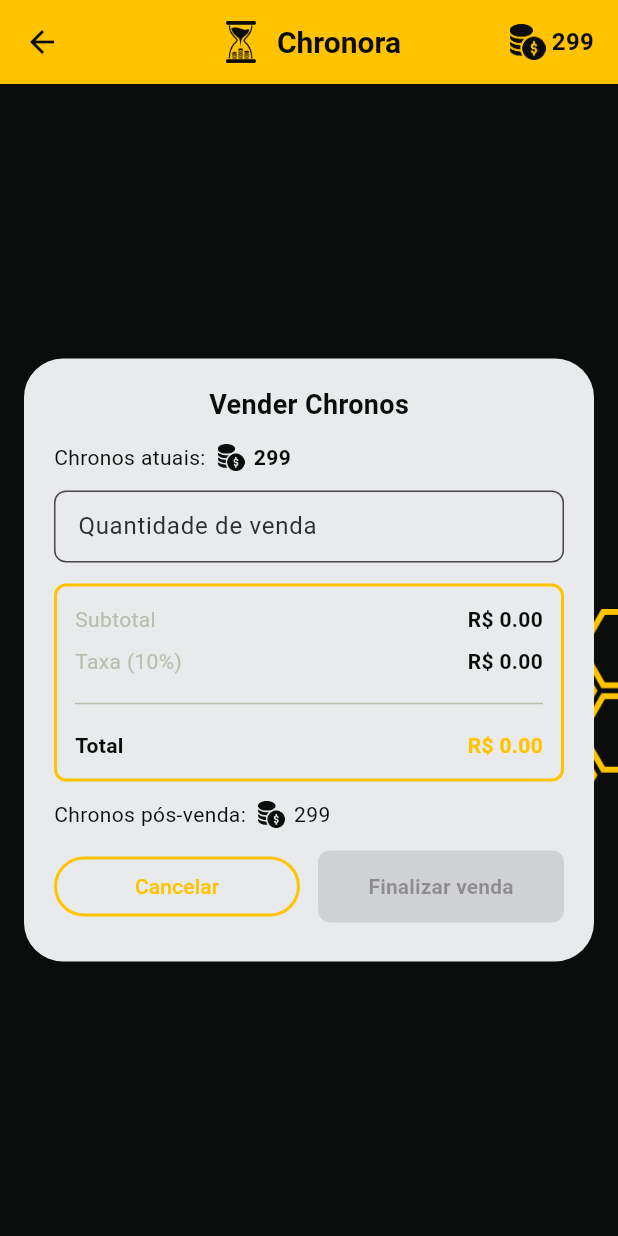
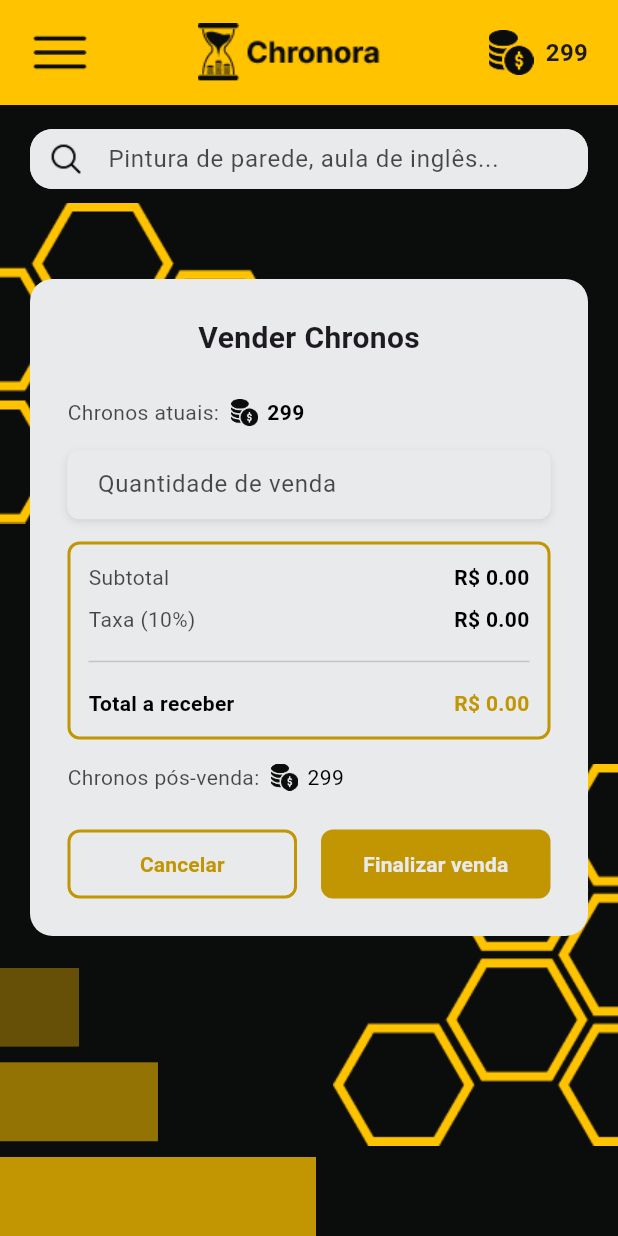
Before and after one commit to Chronora-ADS/Chronora-Flutter, a Flutter app: the SellChronosPage screen opened by its route, on a phone screen of 412 x 824 dp. Run offline on Flutter 3.47's test engine with Material 3 defaults, Android fonts, the phone set to English and light mode, and no system bars; our stand-ins replace file_picker, shared_preferences; accounts and stored records are empty.

Commit message:
Transição da tela de compra e venda para tela inicial

```diff
--- a/lib/pages/buy_chronos/buy_chronos_page.dart
+++ b/lib/pages/buy_chronos/buy_chronos_page.dart
@@ -1,6 +1,8 @@
 import 'package:flutter/material.dart';
 import 'package:provider/provider.dart';
 import '../../core/constants/app_colors.dart';
+import '../../widgets/side_menu.dart';
+import '../../widgets/wallet_modal.dart';
 import 'buy_chronos_controller.dart';
 
 class BuyChronosPage extends StatefulWidget {
@@ -11,12 +13,34 @@ class BuyChronosPage extends StatefulWidget {
 }
 
 class _BuyChronosPageState extends State<BuyChronosPage> {
+  bool _isDrawerOpen = false;
+  bool _isWalletOpen = false;
+
   @override
   void initState() {
     super.initState();
     WidgetsBinding.instance.addPostFrameCallback((_) {
       Provider.of<BuyChronosController>(context, listen: false)
           .initializeInitialValues();
+    });
+  }
+
+  void _toggleDrawer() {
+    setState(() {
+      _isDrawerOpen = !_isDrawerOpen;
+    });
+  }
+
+  void _openWallet() {
+    setState(() {
+      _isDrawerOpen = false;
+      _isWalletOpen = true;
+    });
+  }
+
+  void _closeWallet() {
+    setState(() {
+      _isWalletOpen = false;
     });
   }
 
@@ -124,12 +148,15 @@ class _BuyChronosPageState extends State<BuyChronosPage> {
         children: [
           Padding(
             padding: const EdgeInsets.only(left: 20),
+            child: GestureDetector(
+              onTap: _toggleDrawer,
               child: Image.asset(
                 'assets/img/Menu.png',
                 width: 40,
                 height: 40,
                 errorBuilder: (context, error, stackTrace) =>
                   const Icon(Icons.menu, size: 30),
+              ),
             ),
           ),
 
@@ -415,8 +442,7 @@ class _BuyChronosPageState extends State<BuyChronosPage> {
   Widget build(BuildContext context) {
     return Scaffold(
       backgroundColor: const Color(0xFF0B0C0C),
-      body: SafeArea(
-        child: Stack(
+      body: Stack(
         children: [
           // Background images
           _buildBackgroundImages(),
@@ -448,8 +474,57 @@ class _BuyChronosPageState extends State<BuyChronosPage> {
               ),
             ],
           ),
+
+          // Menu lateral
+          if (_isDrawerOpen)
+            Positioned(
+              top: 70, // Altura do header
+              left: 0,
+              right: 0,
+              bottom: 0,
+              child: Container(
+                color: Colors.black.withOpacity(0.5),
+                child: Row(
+                  children: [
+                    SizedBox(
+                      width: MediaQuery.of(context).size.width * 0.6,
+                      child: SideMenu(
+                        onWalletPressed: _openWallet,
+                      ),
+                    ),
+                    Expanded(
+                      child: GestureDetector(
+                        onTap: _toggleDrawer,
+                        child: Container(
+                          color: Colors.transparent,
+                        ),
+                      ),
+                    ),
                   ],
                 ),
+              ),
+            ),
+
+          // Modal da Carteira
+          if (_isWalletOpen)
+            Positioned(
+              top: 0,
+              left: 0,
+              right: 0,
+              bottom: 0,
+              child: Container(
+                color: Colors.black.withOpacity(0.5),
+                child: Center(
+                  child: Padding(
+                    padding: const EdgeInsets.all(20),
+                    child: WalletModal(
+                      onClose: _closeWallet,
+                    ),
+                  ),
+                ),
+              ),
+            ),
+        ],
       ),
     );
   }
--- a/lib/pages/sell_chronos/sell_chronos_page.dart
+++ b/lib/pages/sell_chronos/sell_chronos_page.dart
@@ -1,7 +1,8 @@
 import 'package:flutter/material.dart';
 import 'package:provider/provider.dart';
 import '../../core/constants/app_colors.dart';
-import '../../widgets/backgrounds/background_default_widget.dart';
+import '../../widgets/side_menu.dart';
+import '../../widgets/wallet_modal.dart';
 import 'sell_chronos_controller.dart';
 
 class SellChronosPage extends StatefulWidget {
@@ -12,12 +13,34 @@ class SellChronosPage extends StatefulWidget {
 }
 
 class _SellChronosPageState extends State<SellChronosPage> {
+  bool _isDrawerOpen = false;
+  bool _isWalletOpen = false;
+
   @override
   void initState() {
     super.initState();
     WidgetsBinding.instance.addPostFrameCallback((_) {
       Provider.of<SellChronosController>(context, listen: false)
           .initializeInitialValues();
+    });
+  }
+
+  void _toggleDrawer() {
+    setState(() {
+      _isDrawerOpen = !_isDrawerOpen;
+    });
+  }
+
+  void _openWallet() {
+    setState(() {
+      _isDrawerOpen = false;
+      _isWalletOpen = true;
+    });
+  }
+
+  void _closeWallet() {
+    setState(() {
+      _isWalletOpen = false;
     });
   }
 
@@ -80,88 +103,160 @@ class _SellChronosPageState extends State<SellChronosPage> {
     );
   }
 
-  @override
-  Widget build(BuildContext context) {
-    return Scaffold(
-      backgroundColor: AppColors.preto,
-      appBar: AppBar(
-        backgroundColor: AppColors.amareloClaro,
-        centerTitle: true,
-        leading: IconButton(
-          icon: Icon(Icons.arrow_back, color: AppColors.preto),
-          onPressed: () => Navigator.pop(context),
+  Widget _buildBackgroundImages() {
+    return Stack(
+      children: [
+        Positioned(
+          left: 0,
+          top: 135,
+          child: Image.asset(
+            'assets/img/Comb2.png',
+            errorBuilder: (context, error, stackTrace) => const SizedBox(),
           ),
-        title: Row(
-          mainAxisSize: MainAxisSize.min,
-          children: [
-            Image.asset(
-              'assets/img/LogoBackgroundYellow.png',
-              width: 32,
-              height: 32,
         ),
-            const SizedBox(width: 8),
-            const Text(
-              'Chronora',
-              style: TextStyle(
-                fontSize: 20,
-                fontWeight: FontWeight.bold,
-                color: AppColors.preto,
+        Positioned(
+          left: 0,
+          bottom: 0,
+          child: Image.asset(
+            'assets/img/BarAscending.png',
+            width: 210.47,
+            height: 178.9,
+            errorBuilder: (context, error, stackTrace) => const SizedBox(),
+          ),
+        ),
+        Positioned(
+          right: 0,
+          bottom: 60,
+          child: Image.asset(
+            'assets/img/Comb3.png',
+            errorBuilder: (context, error, stackTrace) => const SizedBox(),
           ),
         ),
       ],
+    );
+  }
+
+  Widget _buildHeader() {
+    return Container(
+      width: double.infinity,
+      height: 70,
+      decoration: const BoxDecoration(
+        color: Color(0xFFFFC300),
       ),
-        actions: [
+      child: Row(
+        mainAxisAlignment: MainAxisAlignment.spaceBetween,
+        children: [
+          Padding(
+            padding: const EdgeInsets.only(left: 20),
+            child: GestureDetector(
+              onTap: _toggleDrawer,
+              child: Image.asset(
+                'assets/img/Menu.png',
+                width: 40,
+                height: 40,
+                errorBuilder: (context, error, stackTrace) =>
+                  const Icon(Icons.menu, size: 30),
+              ),
+            ),
+          ),
+
+          Image.asset(
+            'assets/img/LogoHeader.png',
+            width: 125,
+            height: 39,
+            errorBuilder: (context, error, stackTrace) =>
+              const Text('LOGO', style: TextStyle(fontSize: 20, fontWeight: FontWeight.bold)),
+          ),
+
+          Padding(
+            padding: const EdgeInsets.only(right: 20),
+            child: Row(
+              children: [
+                Image.asset(
+                  'assets/img/Coin.png',
+                  width: 30,
+                  height: 30,
+                  errorBuilder: (context, error, stackTrace) =>
+                    const Icon(Icons.monetization_on, size: 25),
+                ),
+                const SizedBox(width: 8),
                 Consumer<SellChronosController>(
                   builder: (context, controller, child) {
-              return Row(
-                children: [
-                  Image.asset('assets/img/Coin.png', width: 24, height: 24),
-                  const SizedBox(width: 4),
-                  Text(
+                    return Text(
                       '${controller.currentBalance}',
                       style: const TextStyle(
                         fontSize: 16,
                         fontWeight: FontWeight.bold,
-                      color: AppColors.preto,
                       ),
-                  ),
-                  const SizedBox(width: 16),
-                ],
                     );
                   },
                 ),
               ],
             ),
-      body: BackgroundDefaultWidget(
-        child: Center(
-          child: SingleChildScrollView(
-            padding: const EdgeInsets.all(16),
-            child: Consumer<SellChronosController>(
-              builder: (context, controller, child) {
-                return ConstrainedBox(
-                  constraints: const BoxConstraints(maxWidth: 380),
-                  child: Container(
+          ),
+        ],
+      ),
+    );
+  }
+
+  Widget _buildSearchBar() {
+    return Container(
+      height: 40,
       decoration: BoxDecoration(
-                      color: AppColors.branco,
-                      borderRadius: BorderRadius.circular(26),
+        borderRadius: BorderRadius.circular(15),
+        color: const Color(0xFFE9EAEC),
       ),
-                    padding: const EdgeInsets.symmetric(horizontal: 20, vertical: 18),
+      child: TextFormField(
+        decoration: InputDecoration(
+          hintText: 'Pintura de parede, aula de inglês...',
+          hintStyle: TextStyle(
+            color: Colors.black.withOpacity(0.7),
+          ),
+          contentPadding: const EdgeInsets.symmetric(horizontal: 16),
+          border: OutlineInputBorder(
+            borderRadius: BorderRadius.circular(15),
+            borderSide: BorderSide.none,
+          ),
+          filled: true,
+          fillColor: const Color(0xFFE9EAEC),
+          prefixIcon: Padding(
+            padding: const EdgeInsets.all(8.0),
+            child: Image.asset(
+              'assets/img/Search.png',
+              width: 20,
+              height: 20,
+              errorBuilder: (context, error, stackTrace) =>
+                const Icon(Icons.search, size: 20),
+            ),
+          ),
+        ),
+        onChanged: (value) {
+          print('Texto da busca: $value');
+        },
+      ),
+    );
+  }
+
+  Widget _buildForm(BuildContext context, SellChronosController controller) {
+    return Container(
+      padding: const EdgeInsets.all(25),
+      decoration: BoxDecoration(
+        color: const Color(0xFFE9EAEC),
+        borderRadius: BorderRadius.circular(15),
+      ),
       child: Column(
-                      mainAxisSize: MainAxisSize.min,
-                      crossAxisAlignment: CrossAxisAlignment.stretch,
+        crossAxisAlignment: CrossAxisAlignment.start,
         children: [
-                        // Título
-                        Center(
+          const Center(
             child: Text(
               'Vender Chronos',
               style: TextStyle(
-                              color: AppColors.preto,
-                              fontSize: 18,
+                fontSize: 20,
                 fontWeight: FontWeight.bold,
               ),
             ),
           ),
-                        const SizedBox(height: 12),
+          const SizedBox(height: 25),
 
           // Saldo atual
           Row(
@@ -169,7 +264,7 @@ class _SellChronosPageState extends State<SellChronosPage> {
               Text(
                 'Chronos atuais:',
                 style: TextStyle(
-                                color: AppColors.preto,
+                  color: Colors.black.withOpacity(0.7),
                   fontSize: 14,
                 ),
               ),
@@ -178,42 +273,59 @@ class _SellChronosPageState extends State<SellChronosPage> {
               const SizedBox(width: 6),
               Text(
                 '${controller.currentBalance}',
-                              style: TextStyle(
-                                color: AppColors.preto,
+                style: const TextStyle(
+                  color: Colors.black,
                   fontWeight: FontWeight.bold,
                 ),
               ),
             ],
           ),
-                        const SizedBox(height: 12),
+          const SizedBox(height: 15),
 
-                        // Campo de quantidade de venda
-                        TextField(
+          // Campo de quantidade
+          Container(
+            height: 46,
+            decoration: BoxDecoration(
+              color: const Color(0xFFE9EAEC),
+              borderRadius: BorderRadius.circular(8),
+              boxShadow: [
+                BoxShadow(
+                  color: Colors.grey.withOpacity(0.3),
+                  blurRadius: 4,
+                  offset: const Offset(0, 2),
+                ),
+              ],
+            ),
+            child: TextField(
               controller: controller.amountController,
               onChanged: controller.updateSellAmount,
               keyboardType: TextInputType.number,
-                          style: TextStyle(color: AppColors.preto),
+              style: const TextStyle(color: Colors.black),
               decoration: InputDecoration(
-                            filled: true,
-                            fillColor: AppColors.branco,
                 hintText: 'Quantidade de venda',
-                            hintStyle: TextStyle(color: AppColors.textoPlaceholder),
+                hintStyle: TextStyle(
+                  color: Colors.black.withOpacity(0.7),
+                ),
+                contentPadding: const EdgeInsets.symmetric(horizontal: 16),
                 border: OutlineInputBorder(
                   borderRadius: BorderRadius.circular(8),
-                              borderSide: BorderSide(color: AppColors.cinza.withValues(alpha: 0.12)),
+                  borderSide: BorderSide.none,
                 ),
-                            contentPadding: const EdgeInsets.symmetric(vertical: 12, horizontal: 12),
+                filled: true,
+                fillColor: const Color(0xFFE9EAEC),
+                errorStyle: const TextStyle(fontSize: 12, height: 0.1),
               ),
             ),
-                        const SizedBox(height: 14),
+          ),
+          const SizedBox(height: 15),
 
           // Resumo com borda amarela
           Container(
             padding: const EdgeInsets.all(12),
             decoration: BoxDecoration(
-                            border: Border.all(color: AppColors.amareloClaro, width: 2),
+              border: Border.all(color: const Color(0xFFC29503), width: 2),
               borderRadius: BorderRadius.circular(8),
-                            color: AppColors.branco,
+              color: const Color(0xFFE9EAEC),
             ),
             child: Column(
               crossAxisAlignment: CrossAxisAlignment.stretch,
@@ -222,50 +334,69 @@ class _SellChronosPageState extends State<SellChronosPage> {
                 const SizedBox(height: 8),
                 _labelValueRow('Taxa (10%)', 'R\$ ${controller.taxAmount.toStringAsFixed(2)}'),
                 const SizedBox(height: 10),
-                              Divider(color: AppColors.cinza),
+                Divider(color: Colors.grey.withOpacity(0.5)),
                 const SizedBox(height: 10),
                 Row(
                   mainAxisAlignment: MainAxisAlignment.spaceBetween,
                   children: [
-                                  Text('Total', style: TextStyle(color: AppColors.preto, fontWeight: FontWeight.bold)),
-                                  Text('R\$ ${controller.totalAmount.toStringAsFixed(2)}', style: TextStyle(color: AppColors.amareloClaro, fontWeight: FontWeight.bold)),
+                    Text('Total a receber', style: TextStyle(color: Colors.black, fontWeight: FontWeight.bold)),
+                    Text('R\$ ${controller.totalAmount.toStringAsFixed(2)}', style: TextStyle(color: const Color(0xFFC29503), fontWeight: FontWeight.bold)),
                   ],
                 ),
               ],
             ),
           ),
-                        const SizedBox(height: 12),
+          const SizedBox(height: 15),
 
           // Chronos pós-venda
           Row(
             children: [
-                            Text('Chronos pós-venda:', style: TextStyle(color: AppColors.preto)),
+              Text('Chronos pós-venda:', style: TextStyle(color: Colors.black.withOpacity(0.7))),
               const SizedBox(width: 8),
               Image.asset('assets/img/Coin.png', width: 18, height: 18),
               const SizedBox(width: 6),
-                            Text('${controller.chronosAfterSale}', style: TextStyle(color: AppColors.preto)),
+              Text('${controller.chronosAfterSale}', style: TextStyle(color: Colors.black)),
             ],
           ),
-                        const SizedBox(height: 14),
+          const SizedBox(height: 25),
 
           // Botões
           Row(
+            mainAxisAlignment: MainAxisAlignment.spaceBetween,
             children: [
               Expanded(
-                              child: OutlinedButton(
+                child: Container(
+                  height: 46,
+                  decoration: BoxDecoration(
+                    border: Border.all(
+                      color: const Color(0xFFC29503),
+                      width: 2,
+                    ),
+                    borderRadius: BorderRadius.circular(8),
+                  ),
+                  child: TextButton(
                     onPressed: () {
                       controller.reset();
                     },
-                                style: OutlinedButton.styleFrom(
-                                  side: BorderSide(color: AppColors.amareloClaro, width: 2),
-                                  backgroundColor: AppColors.branco,
-                                ),
-                                child: Text('Cancelar', style: TextStyle(color: AppColors.amareloClaro)),
+                    child: const Text(
+                      'Cancelar',
+                      style: TextStyle(
+                        color: Color(0xFFC29503),
+                        fontWeight: FontWeight.bold,
                       ),
                     ),
-                            const SizedBox(width: 12),
+                  ),
+                ),
+              ),
+              const SizedBox(width: 16),
               Expanded(
-                              child: ElevatedButton(
+                child: Container(
+                  height: 46,
+                  decoration: BoxDecoration(
+                    color: const Color(0xFFC29503),
+                    borderRadius: BorderRadius.circular(8),
+                  ),
+                  child: TextButton(
                     onPressed: controller.canProceed
                         ? () {
                             int amount = int.tryParse(controller.amountController.text) ?? 0;
@@ -281,26 +412,19 @@ class _SellChronosPageState extends State<SellChronosPage> {
                             );
                           }
                         : null,
-                                style: ElevatedButton.styleFrom(
-                                  backgroundColor: controller.canProceed ? AppColors.branco : Colors.grey[400],
-                                  foregroundColor: controller.canProceed ? AppColors.preto : Colors.black54,
-                                  padding: const EdgeInsets.symmetric(vertical: 14),
-                                  shape: RoundedRectangleBorder(borderRadius: BorderRadius.circular(8)),
+                    child: Text(
+                      'Finalizar venda',
+                      style: TextStyle(
+                        color: const Color(0xFFE9EAEC),
+                        fontWeight: FontWeight.bold,
                       ),
-                                child: Text('Finalizar venda', style: TextStyle(fontWeight: FontWeight.bold)),
+                    ),
+                  ),
                 ),
               ),
             ],
           ),
-                        const SizedBox(height: 8),
         ],
-                    ),
-                  ),
-                );
-              },
-            ),
-          ),
-        ),
       ),
     );
   }
@@ -309,9 +433,100 @@ class _SellChronosPageState extends State<SellChronosPage> {
     return Row(
       mainAxisAlignment: MainAxisAlignment.spaceBetween,
       children: [
-        Text(label, style: TextStyle(color: AppColors.cinza)),
-        Text(value, style: TextStyle(color: AppColors.preto, fontWeight: FontWeight.bold)),
+        Text(label, style: TextStyle(color: Colors.black.withOpacity(0.7))),
+        Text(value, style: TextStyle(color: Colors.black, fontWeight: FontWeight.bold)),
       ],
     );
   }
+
+  @override
+  Widget build(BuildContext context) {
+    return Scaffold(
+      backgroundColor: const Color(0xFF0B0C0C),
+      body: Stack(
+        children: [
+          // Background images
+          _buildBackgroundImages(),
+
+          // Main content
+          Column(
+            children: [
+              _buildHeader(),
+              const SizedBox(height: 16),
+              Expanded(
+                child: Padding(
+                  padding: const EdgeInsets.symmetric(horizontal: 20),
+                  child: Column(
+                    children: [
+                      _buildSearchBar(),
+                      const SizedBox(height: 60),
+                      Expanded(
+                        child: SingleChildScrollView(
+                          child: Consumer<SellChronosController>(
+                            builder: (context, controller, child) {
+                              return _buildForm(context, controller);
+                            },
+                          ),
+                        ),
+                      ),
+                    ],
+                  ),
+                ),
+              ),
+            ],
+          ),
+
+          // Menu lateral
+          if (_isDrawerOpen)
+            Positioned(
+              top: 70, // Altura do header
+              left: 0,
+              right: 0,
+              bottom: 0,
+              child: Container(
+                color: Colors.black.withOpacity(0.5),
+                child: Row(
+                  children: [
+                    SizedBox(
+                      width: MediaQuery.of(context).size.width * 0.6,
+                      child: SideMenu(
+                        onWalletPressed: _openWallet,
+                      ),
+                    ),
+                    Expanded(
+                      child: GestureDetector(
+                        onTap: _toggleDrawer,
+                        child: Container(
+                          color: Colors.transparent,
+                        ),
+                      ),
+                    ),
+                  ],
+                ),
+              ),
+            ),
+
+          // Modal da Carteira
+          if (_isWalletOpen)
+            Positioned(
+              top: 0,
+              left: 0,
+              right: 0,
+              bottom: 0,
+              child: Container(
+                color: Colors.black.withOpacity(0.5),
+                child: Center(
+                  child: Padding(
+                    padding: const EdgeInsets.all(20),
+                    child: WalletModal(
+                      onClose: _closeWallet,
+                    ),
+                  ),
+                ),
+              ),
+            ),
+        ],
+      ),
+    );
   }
+}
```
Lines whose indentation alone changed are shown as unchanged.
